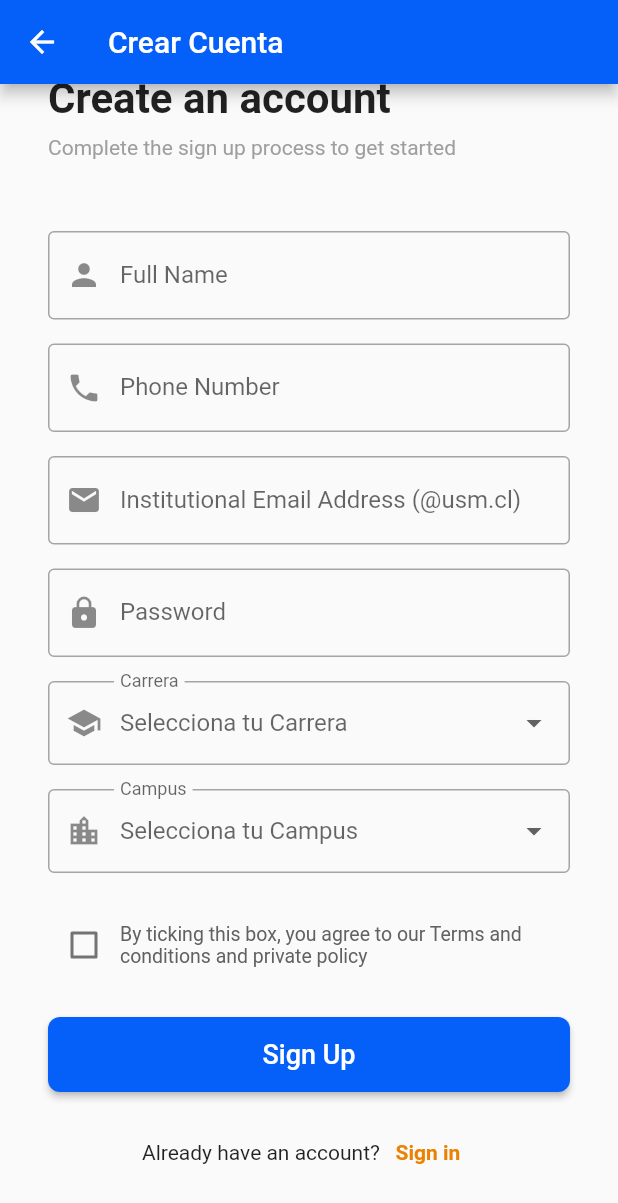
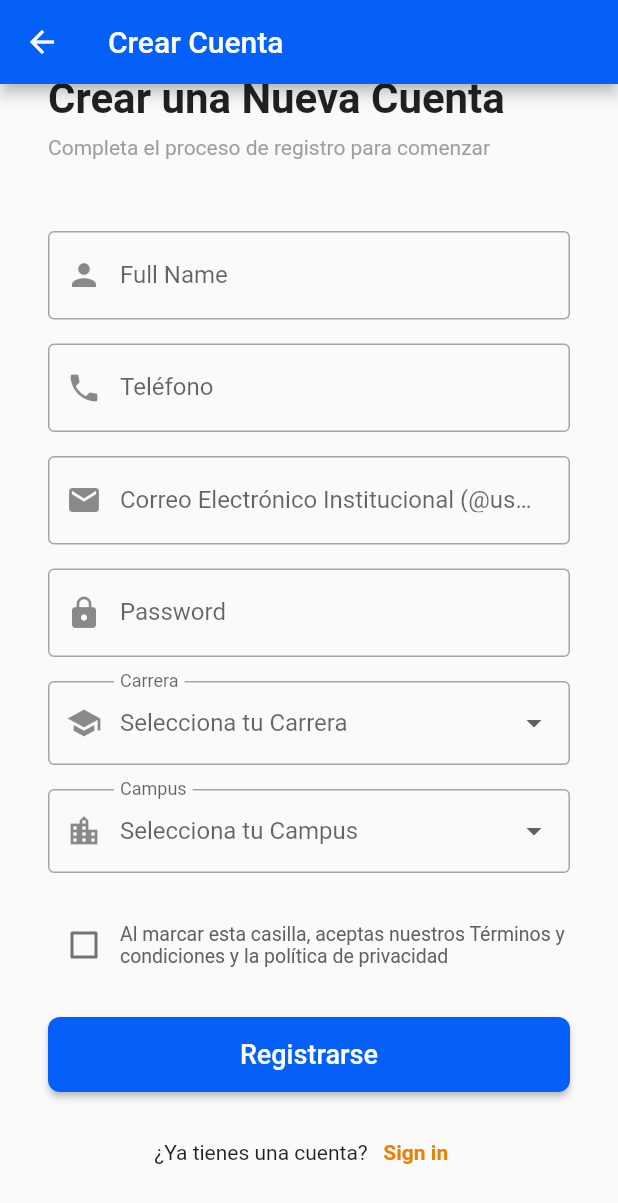
Before and after one commit to titin90/StudyMatch, a Flutter app: the SignupScreen screen opened directly, scrolled down 39 dp, on a phone screen of 412 x 824 dp. Shown: the top 1203 px of the screen. Run offline on Flutter 3.47's test engine with Material 3 defaults, Android fonts, the phone set to English and light mode, and no system bars; our stand-ins replace cloud_firestore, firebase_auth, firebase_core; accounts and stored records are empty.

Commit message:
colores e idioma

```diff
--- a/lib/main.dart
+++ b/lib/main.dart
@@ -10,7 +10,7 @@ void main() async {
   runApp(const StudyMatchApp());
 }
 
-const Color primaryColor = Color(0xFF0560FA);
+const Color primaryColor = Color(0xFF303F9F);
 
 class StudyMatchApp extends StatelessWidget {
   const StudyMatchApp({super.key});
--- a/lib/ramo_selection_screen.dart
+++ b/lib/ramo_selection_screen.dart
@@ -3,9 +3,9 @@ import 'package:cloud_firestore/cloud_firestore.dart';
 import 'package:firebase_auth/firebase_auth.dart';
 import 'ramo_data.dart';
 
-const Color primaryColor = Color(0xFF0560FA);
-const Color secondaryColor = Color(0xFFEC8000);
-const Color textColor = Color(0xFF3A3A3A);
+const Color primaryColor = Color(0xFF303F9F);
+const Color secondaryColor = Color(0xFFFF5722);
+const Color textColor = Color(0xFF212121);
 
 class RamoSelectionScreen extends StatefulWidget {
   final String careerId;
--- a/lib/screens/home_screen.dart
+++ b/lib/screens/home_screen.dart
@@ -220,7 +220,7 @@ class _HomeScreenState extends State<HomeScreen> {
       body: _widgetOptions.elementAt(_selectedIndex),
       bottomNavigationBar: BottomNavigationBar(
         items: const <BottomNavigationBarItem>[
-          BottomNavigationBarItem(icon: Icon(Icons.home), label: 'Home'),
+          BottomNavigationBarItem(icon: Icon(Icons.home), label: 'Inicio'),
           BottomNavigationBarItem(
             icon: Icon(Icons.notifications),
             label: 'Notificaciones',
--- a/lib/screens/signup_screen.dart
+++ b/lib/screens/signup_screen.dart
@@ -235,12 +235,12 @@ class _SignupScreenState extends State<SignupScreen> {
               crossAxisAlignment: CrossAxisAlignment.start,
               children: [
                 const Text(
-                  'Create an account',
+                  'Crear una Nueva Cuenta',
                   style: TextStyle(fontSize: 28, fontWeight: FontWeight.bold),
                 ),
                 const SizedBox(height: 8),
                 const Text(
-                  'Complete the sign up process to get started',
+                  'Completa el proceso de registro para comenzar',
                   style: TextStyle(color: Colors.grey),
                 ),
                 const SizedBox(height: 48),
@@ -262,7 +262,7 @@ class _SignupScreenState extends State<SignupScreen> {
                 TextFormField(
                   controller: _phoneController,
                   decoration: const InputDecoration(
-                    labelText: 'Phone Number',
+                    labelText: 'Teléfono',
                     prefixIcon: Icon(Icons.phone),
                     border: OutlineInputBorder(),
                   ),
@@ -276,7 +276,7 @@ class _SignupScreenState extends State<SignupScreen> {
                 TextFormField(
                   controller: _emailController,
                   decoration: const InputDecoration(
-                    labelText: 'Institutional Email Address (@usm.cl)',
+                    labelText: 'Correo Electrónico Institucional (@usm.cl)',
                     prefixIcon: Icon(Icons.email),
                     border: OutlineInputBorder(),
                   ),
@@ -358,7 +358,7 @@ class _SignupScreenState extends State<SignupScreen> {
                           });
                         },
                         child: Text(
-                          'By ticking this box, you agree to our Terms and conditions and private policy',
+                          'Al marcar esta casilla, aceptas nuestros Términos y condiciones y la política de privacidad',
                           style: TextStyle(
                             color: Colors.grey[700],
                             fontSize: 13.0,
@@ -395,7 +395,7 @@ class _SignupScreenState extends State<SignupScreen> {
                       borderRadius: BorderRadius.circular(8),
                     ),
                   ),
-                  child: const Text('Sign Up', style: TextStyle(fontSize: 18)),
+                  child: const Text('Registrarse', style: TextStyle(fontSize: 18)),
                 ),
 
                 const SizedBox(height: 16),
@@ -404,7 +404,7 @@ class _SignupScreenState extends State<SignupScreen> {
                 Row(
                   mainAxisAlignment: MainAxisAlignment.center,
                   children: [
-                    const Text('Already have an account?'),
+                    const Text('¿Ya tienes una cuenta?'),
                     TextButton(
                       onPressed: () {
                         // Navega a la pantalla de Login
```
